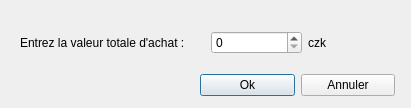
Old version of the form addpurchase.ui in the repository luluma21/fidelity.
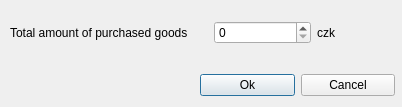
New version of the form.

Commit message: Traduction de l'UI

```diff
--- a/addpurchase.ui
+++ b/addpurchase.ui
@@ -6,19 +6,19 @@
    <rect>
     <x>0</x>
     <y>0</y>
-    <width>411</width>
-    <height>108</height>
+    <width>402</width>
+    <height>107</height>
    </rect>
   </property>
   <property name="windowTitle">
    <string>Ajouter un achat</string>
   </property>
-  <widget class="QWidget" name="">
+  <widget class="QWidget" name="layoutWidget">
    <property name="geometry">
     <rect>
-     <x>20</x>
-     <y>30</y>
-     <width>379</width>
+     <x>10</x>
+     <y>20</y>
+     <width>403</width>
      <height>26</height>
     </rect>
    </property>
@@ -26,7 +26,7 @@
     <item>
      <widget class="QLabel" name="label_2">
       <property name="text">
-       <string>Entrez la valeur totale d'achat :</string>
+       <string>Total amount of purchased goods</string>
       </property>
      </widget>
     </item>
@@ -66,7 +66,7 @@
     </item>
    </layout>
   </widget>
-  <widget class="QWidget" name="">
+  <widget class="QWidget" name="layoutWidget">
    <property name="geometry">
     <rect>
      <x>200</x>
@@ -86,7 +86,7 @@
     <item>
      <widget class="QPushButton" name="exit_button">
       <property name="text">
-       <string>Annuler</string>
+       <string>Cancel</string>
       </property>
      </widget>
     </item>
```
The commit also changes 3 other files.
